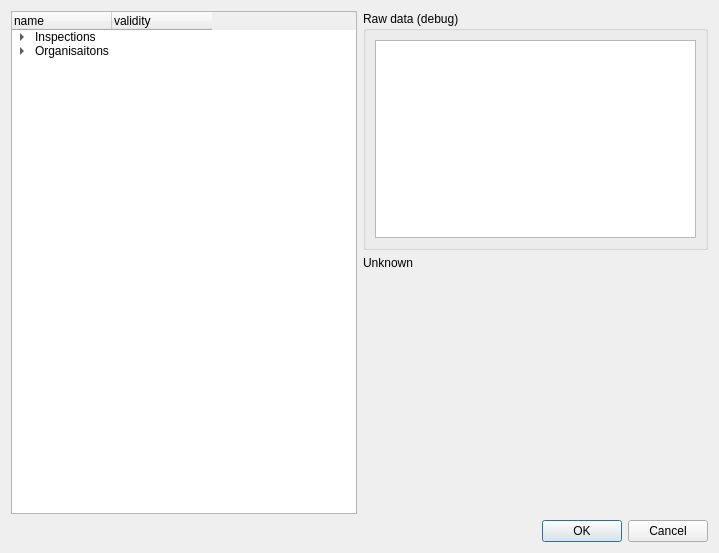
The window that qgepplugin/interlis/plugin/gui.ui (QGEP/qgepplugin) describes before a commit, drawn with Qt 5.
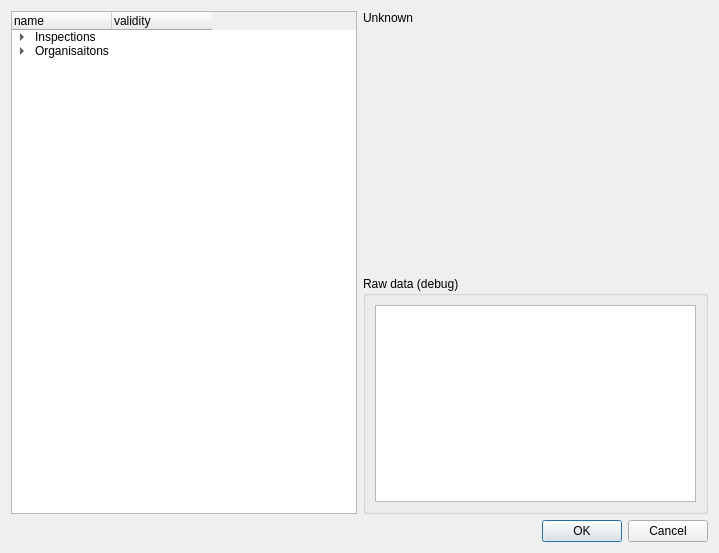
The same window after the commit. Custom widgets are drawn as their Qt base class.

Commit message: add data_media gui

The edit to the form file:
```diff
--- a/qgepplugin/interlis/plugin/gui.ui
+++ b/qgepplugin/interlis/plugin/gui.ui
@@ -102,21 +102,6 @@
      </item>
      <item>
       <layout class="QVBoxLayout" name="verticalLayout_2">
-       <item>
-        <widget class="QgsCollapsibleGroupBox" name="mGroupBox">
-         <property name="title">
-          <string>Raw data (debug)</string>
-         </property>
-         <property name="collapsed">
-          <bool>true</bool>
-         </property>
-         <layout class="QVBoxLayout" name="verticalLayout_3">
-          <item>
-           <widget class="QTextEdit" name="debugTextEdit"/>
-          </item>
-         </layout>
-        </widget>
-       </item>
        <item>
         <widget class="QLabel" name="validityLabel">
          <property name="styleSheet">
@@ -139,6 +124,21 @@
          <widget class="QWidget" name="page_2"/>
         </widget>
        </item>
+       <item>
+        <widget class="QgsCollapsibleGroupBox" name="mGroupBox">
+         <property name="title">
+          <string>Raw data (debug)</string>
+         </property>
+         <property name="collapsed">
+          <bool>true</bool>
+         </property>
+         <layout class="QVBoxLayout" name="verticalLayout_3">
+          <item>
+           <widget class="QTextEdit" name="debugTextEdit"/>
+          </item>
+         </layout>
+        </widget>
+       </item>
       </layout>
      </item>
     </layout>
```
The commit also changes 4 other files.
